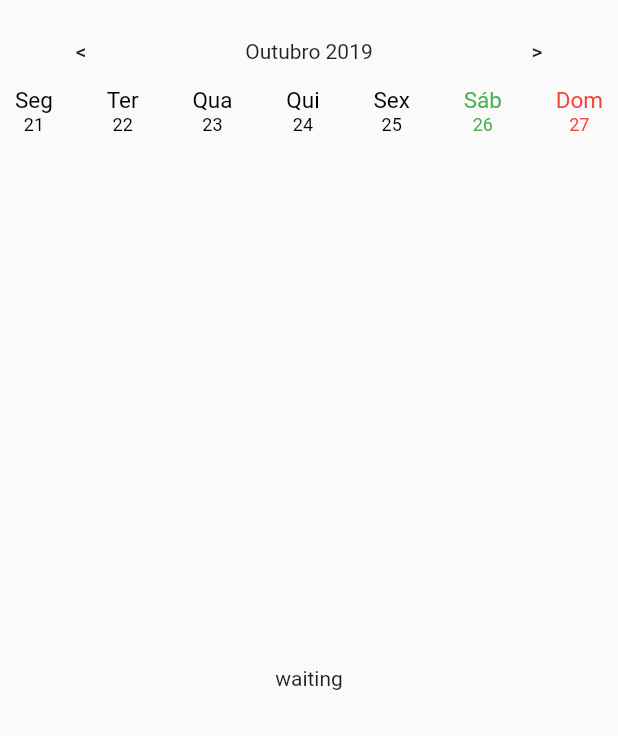
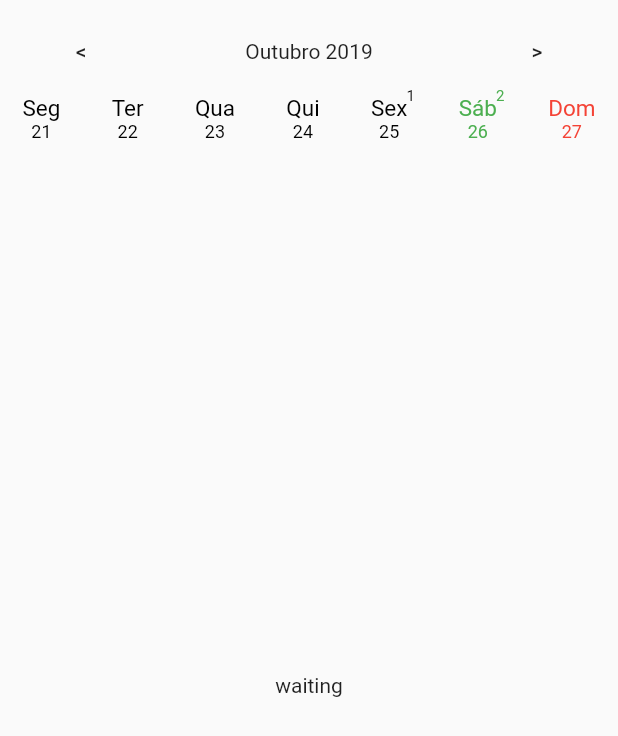
Before and after one commit to mamodo123/flutter_calendar, a Flutter app: the screen it shows after launch, on a phone screen of 412 x 824 dp. Shown: the top 736 px of the screen. Run offline on Flutter 3.47's test engine with Material 2 defaults, Android fonts, the phone set to English and light mode, and no system bars.

Commit message:
events toggle added

```diff
--- a/lib/main.dart
+++ b/lib/main.dart
@@ -48,6 +48,7 @@ class _MyAppState extends State<MyApp> {
                   disabledDays: [DateTime.saturday, DateTime.sunday],
                   minimumDate: DateTime.parse("2019-10-13"),
                   maximumDate: DateTime.parse("2019-11-22"),
+                  events: [DateTime.parse("2019-10-26"), DateTime.parse("2019-10-26"), DateTime.parse("2019-10-25")],
                   onSelectedDay: (day) {
                     setState(() {
                       text = day.toIso8601String();
@@ -96,6 +97,7 @@ class Calendar extends StatefulWidget {
   List<int> disabledDays;
   DateTime firstSelected, maximumDate, minimumDate;
   Function(DateTime day) onSelectedDay;
+  Map<int, int> events;
 
   Calendar(
       {Map<int, String> nameDaysOfWeek,
@@ -103,6 +105,7 @@ class Calendar extends StatefulWidget {
       DateTime firstSelected,
       DateTime maximumDate,
       DateTime minimumDate,
+      List<DateTime> events,
       this.disabledDays = const [],
       this.onSelectedDay}) {
     if (maximumDate != null && minimumDate != null) {
@@ -113,8 +116,7 @@ class Calendar extends StatefulWidget {
         "Disabled days has to be lesser than 7, or you can't select a day.");
 
     final tempDate = firstSelected != null ? firstSelected : DateTime.now();
-    this.firstSelected =
-        DateTime(tempDate.year, tempDate.month, tempDate.day, 0, 0, 0, 0, 0);
+    this.firstSelected = _zeroHour(tempDate);
 
     if (maximumDate != null) {
       this.maximumDate = DateTime(
@@ -159,6 +161,12 @@ class Calendar extends StatefulWidget {
     } else {
       this.nameMonthsOfYear = MONTHS_OF_YEAR;
     }
+
+    this.events = Map();
+    events?.forEach((date) {
+      final zeroHour = _zeroHour(date);
+      this.events[zeroHour.millisecondsSinceEpoch] = (this.events[zeroHour.millisecondsSinceEpoch] ?? 0) + 1;
+    });
   }
 
   @override
@@ -230,15 +238,29 @@ class _CalendarState extends State<Calendar> {
                     widget.onSelectedDay(day);
                   }
                 },
-                child: Column(
+                child: Stack(
+                  alignment: Alignment.topRight,
                   children: <Widget>[
                     Text(
-                      widget.nameDaysOfWeek[day.weekday].substring(0, 3),
-                      style: TextStyle(fontSize: 15, color: _getDayColor(day)),
+                        (widget.events[_zeroHour(day).millisecondsSinceEpoch] ?? "").toString(),
+                      style: TextStyle(color: _getDayColor(day), fontSize: 10),
                     ),
-                    Text(
-                      day.day.toString(),
-                      style: TextStyle(fontSize: 12, color: _getDayColor(day)),
+                    Padding(
+                      padding: const EdgeInsets.all(5),
+                      child: Column(
+                        children: <Widget>[
+                          Text(
+                            widget.nameDaysOfWeek[day.weekday].substring(0, 3),
+                            style: TextStyle(
+                                fontSize: 15, color: _getDayColor(day)),
+                          ),
+                          Text(
+                            day.day.toString(),
+                            style: TextStyle(
+                                fontSize: 12, color: _getDayColor(day)),
+                          ),
+                        ],
+                      ),
                     ),
                   ],
                 ),
@@ -309,3 +331,7 @@ class _CalendarState extends State<Calendar> {
         widget.disabledDays.contains(day.weekday));
   }
 }
+
+DateTime _zeroHour(DateTime date) {
+  return DateTime(date.year, date.month, date.day, 0, 0, 0, 0, 0);
+}
```
